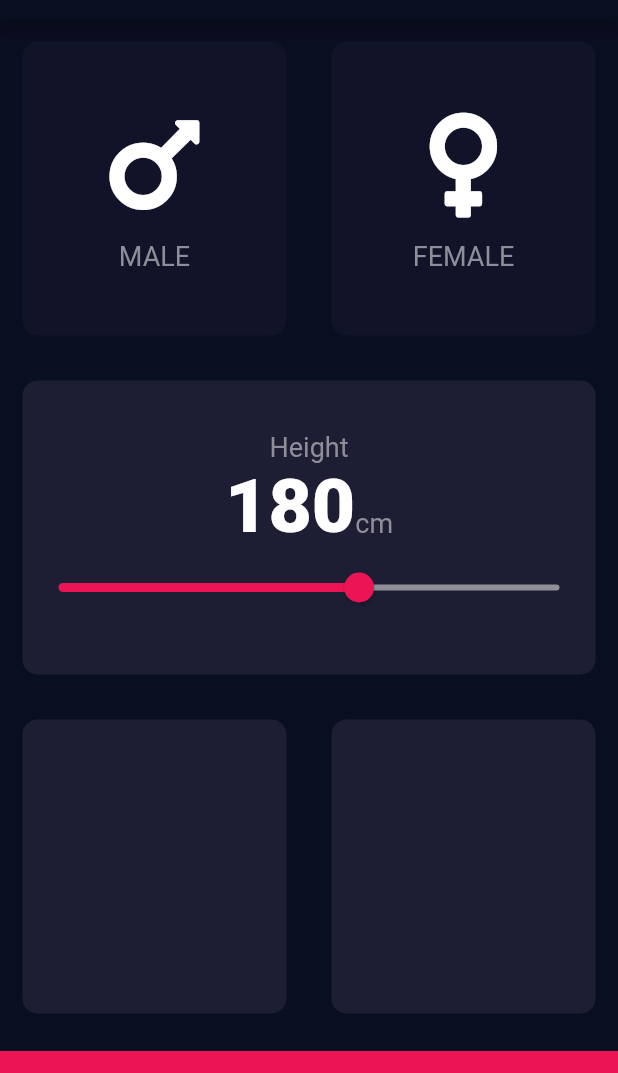
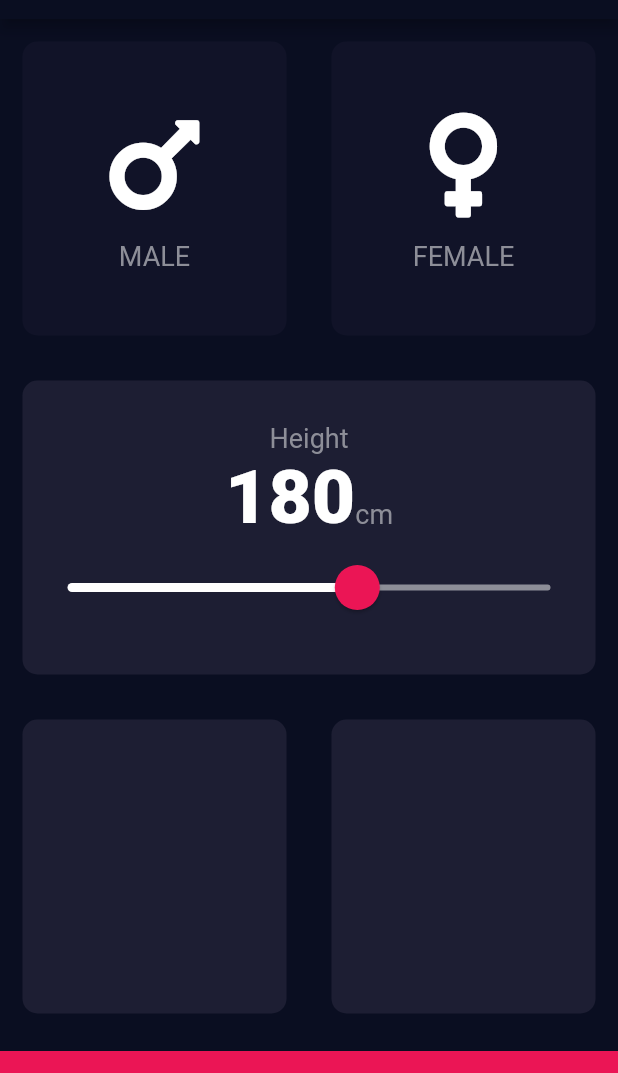
Before and after one commit to v3nk3y/bmi_cal, a Flutter app: the screen it shows after launch, on a phone screen of 412 x 824 dp, the part 65-1138 px from its top. Run offline on Flutter 3.47's test engine with Material 2 defaults, Android fonts, the phone set to English and light mode, and no system bars; our stand-ins replace font_awesome_flutter.

Commit message:
Customized slider widget using themes

```diff
--- a/lib/constants.dart
+++ b/lib/constants.dart
@@ -16,8 +16,10 @@ const kNumberTextStyle = TextStyle(
 );
 const kSliderMin = 120.0;
 const kSliderMax = 220.0;
+const kSliderThumbColor = Colors.white;
 const kSliderActiveColor = Color(0xFFEB1555);
 const kSliderInactiveColor = Color(0xFF8D8E98);
+const kSliderOverlayColor = Color(0x1fEB1555);
 
 // icon content
 const double kIconDefualtSize = 80.0;
--- a/lib/home_page.dart
+++ b/lib/home_page.dart
@@ -89,17 +89,27 @@ class _HomePageState extends State<HomePage> {
                       ),
                     ],
                   ),
-                  Slider(
+                  SliderTheme(
+                    data: SliderTheme.of(context).copyWith(
+                      activeTrackColor: kSliderThumbColor,
+                      inactiveTrackColor: kSliderInactiveColor,
+                      thumbColor: kSliderActiveColor,
+                      overlayColor: kSliderOverlayColor,
+                      thumbShape:
+                          RoundSliderThumbShape(enabledThumbRadius: 15.0),
+                      overlayShape:
+                          RoundSliderOverlayShape(overlayRadius: 30.0),
+                    ),
+                    child: Slider(
                       value: height.toDouble(),
                       min: kSliderMin,
                       max: kSliderMax,
-                    activeColor: kSliderActiveColor,
-                    inactiveColor: kSliderInactiveColor,
                       onChanged: (double newValue) {
                         setState(() {
                           height = newValue.round();
                         });
                       },
+                    ),
                   ),
                 ],
               ),
```
Lines whose indentation alone changed are shown as unchanged.
